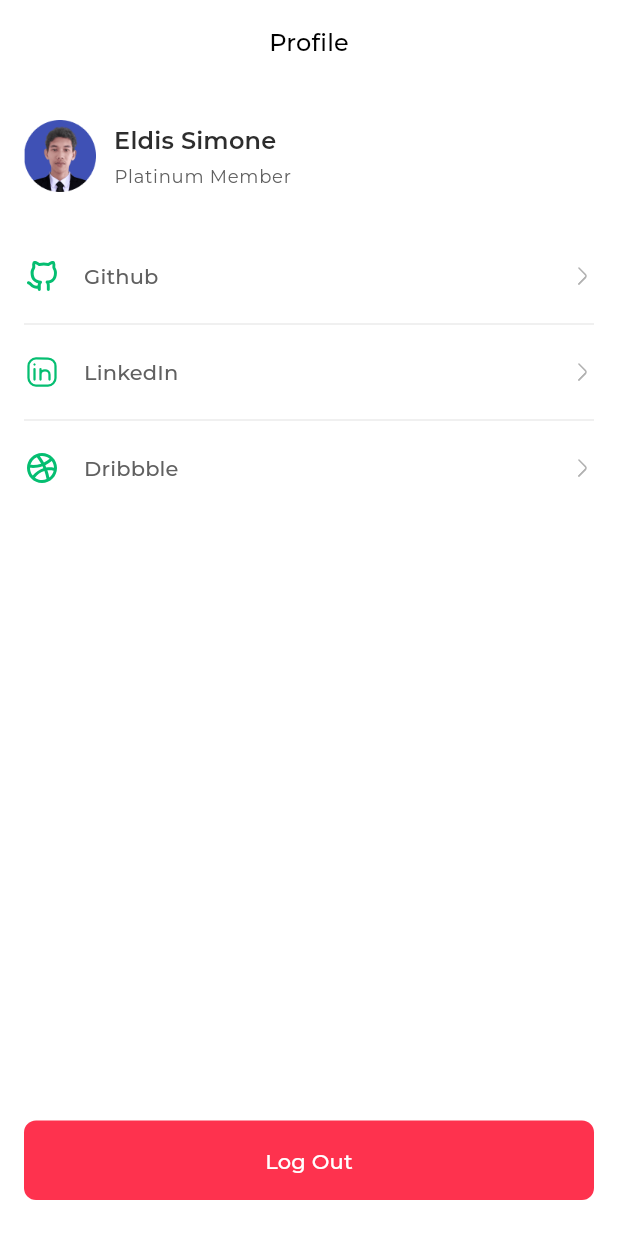
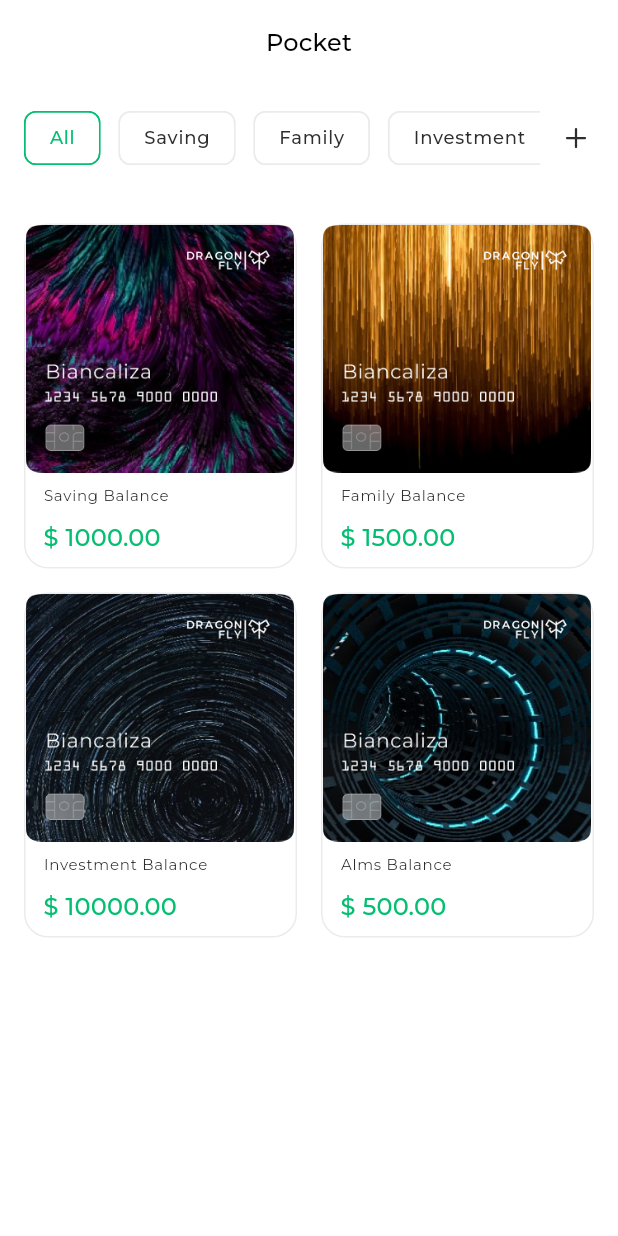
Before and after one commit to sayapakailinuxpak/dragonfly, a Flutter app: the screen it shows after launch, on a phone screen of 412 x 824 dp. Run offline on Flutter 3.47's test engine with Material 3 defaults, Android fonts, the phone set to English and light mode, and no system bars; our stand-ins replace flutter_svg; missing offline and left inert: dart:ffi.

Commit message:
create Pocket class

```diff
--- a/lib/data/my_pocket_model.dart
+++ b/lib/data/my_pocket_model.dart
@@ -15,17 +15,17 @@ class MyPocketModel {
       pocketTitle: "Saving Balance",
       remainingBalance: "\$ 1000.00"
     ),
-      MyPocketModel(
+    MyPocketModel(
       cardImageResource: "assets/images/pocket-credit-card-2-image.png",
       pocketTitle: "Family Balance",
       remainingBalance: "\$ 1500.00"
     ),
-      MyPocketModel(
+    MyPocketModel(
       cardImageResource: "assets/images/pocket-credit-card-3-image.png",
       pocketTitle: "Investment Balance",
       remainingBalance: "\$ 10000.00"
     ),
-      MyPocketModel(
+    MyPocketModel(
       cardImageResource: "assets/images/pocket-credit-card-4-image.png",
       pocketTitle: "Alms Balance",
       remainingBalance: "\$ 500.00"
--- a/lib/main.dart
+++ b/lib/main.dart
@@ -3,6 +3,7 @@ import 'package:dragonfly/screens/home.dart';
 import 'package:dragonfly/screens/notification_detail.dart';
 import 'package:dragonfly/screens/onboarding.dart';
 import 'package:dragonfly/screens/inbox.dart';
+import 'package:dragonfly/screens/pocket.dart';
 import 'package:dragonfly/screens/profile.dart';
 import 'package:flutter/material.dart';
 
@@ -25,13 +26,7 @@ class MyApp extends StatelessWidget {
         // the application has a purple toolbar. Then, without quitting the app,
         // try changing the seedColor in the colorScheme below to Colors.green
         // and then invoke "hot reload" (save your changes or press the "hot
-        // reload" button in a Flutter-supported IDE, or press "r" if you used
-        // the command line to start the app).
-        //
-        // Notice that the counter didn't reset back to zero; the application
-        // state is not lost during the reload. To reset the state, use hot
-        // restart instead.
-        //
+        // reload" buttoncontext
         // This works for code too, not just values: Most code changes can be
         // tested with just a hot reload.
         colorScheme: const ColorScheme.light(
@@ -104,7 +99,7 @@ class MyApp extends StatelessWidget {
         ),
         // useMaterial3: true,
       ),
-      home: Profile()
+      home: Pocket()
     );
   }
 }
--- /dev/null
+++ b/lib/screens/pocket.dart
@@ -0,0 +1,170 @@
+import 'package:dragonfly/data/my_pocket_model.dart';
+import 'package:flutter/material.dart';
+import 'package:flutter_svg/flutter_svg.dart';
+
+class Pocket extends StatelessWidget {
+  const Pocket({super.key});
+
+  @override
+  Widget build(BuildContext context) {
+    return Scaffold(
+      appBar: AppBar(
+        title: Text(
+          "Pocket",
+          style: Theme.of(context).textTheme.titleMedium?.apply(
+            fontWeightDelta: 1
+          ),
+        ),
+        centerTitle: true,
+      ),
+      body: const Column(
+        children: [
+          FilterSection(),
+          Expanded(child: BodySection())
+        ],
+      ),
+    );
+  }
+}
+
+class FilterSection extends StatefulWidget {
+
+
+  const FilterSection({super.key});
+
+  @override
+  State<FilterSection> createState() => _FilterSectionState();
+}
+
+class _FilterSectionState extends State<FilterSection> {
+
+  List<String> pocketCategories = [
+    "All", "Saving", "Family", "Investment", "PC Build"
+  ];
+
+  int? _selectedItemIndex = 0;
+
+  @override
+  Widget build(BuildContext context) {
+    return Padding(
+      padding: const EdgeInsets.symmetric(horizontal: 16.0, vertical:  12.0),
+      child: Row(
+        children: [
+          Expanded(
+            child: SingleChildScrollView(
+              scrollDirection: Axis.horizontal,
+              child: Wrap(
+                spacing: 12.0,
+                children: List.generate(
+                  pocketCategories.length, (index) {
+                    return ChoiceChip(
+                      label: Text(
+                        pocketCategories[index],
+                      ),
+                      color: MaterialStateProperty.resolveWith((states) {
+                        if (states.contains(MaterialState.focused)) {
+                          return Theme.of(context).colorScheme.primary;
+                        }
+                        return Theme.of(context).colorScheme.background;
+                      }),
+                      selected: _selectedItemIndex == index,
+                      onSelected: (selected) {
+                        setState(() {
+                          _selectedItemIndex = selected ? index : null;
+                        });
+                      },
+                      side: _selectedItemIndex != index ? const BorderSide(color: Color(0xFFEBEBEB)) : BorderSide(color: Theme.of(context).colorScheme.primary),
+                      backgroundColor: Theme.of(context).colorScheme.background,
+                      selectedColor: Theme.of(context).colorScheme.background,
+                      labelStyle: Theme.of(context).textTheme.labelMedium?.apply(
+                        color: _selectedItemIndex != index ? Theme.of(context).colorScheme.onBackground : Theme.of(context).colorScheme.primary,
+                      fontWeightDelta: 1
+                      ),
+                      showCheckmark: false,
+                    );
+                  }
+                )
+              ),
+            ),
+          ),
+          const SizedBox(width: 12.0),
+          InkWell(
+            child: SvgPicture.asset(
+              "assets/icons/plus-icon.svg",
+              colorFilter: ColorFilter.mode(Theme.of(context).colorScheme.onBackground, BlendMode.srcIn),
+            ),
+            onTap: () {
+
+            },
+          )
+        ],
+      ),
+    );
+  }
+}
+
+class BodySection extends StatelessWidget {
+  const BodySection({super.key});
+
+  @override
+  Widget build(BuildContext context) {
+    return GridView.builder(
+      scrollDirection: Axis.vertical,
+      gridDelegate: const SliverGridDelegateWithFixedCrossAxisCount(
+        crossAxisCount: 2,
+        crossAxisSpacing: 16.0,
+        mainAxisSpacing: 16.0,
+        mainAxisExtent: 230.0
+      ),
+      padding: const EdgeInsets.symmetric(horizontal: 16.0, vertical: 21.0),
+      shrinkWrap: true,
+      itemCount: MyPocketModel.myPocketItems.length,
+      itemBuilder:(context, index) {
+        return Container(
+          decoration: BoxDecoration(
+            border: Border.all(color: const Color(0xFFEBEBEB)),
+            borderRadius: BorderRadius.circular(16.0)
+          ),
+          child: InkWell(
+            child: Column(
+              crossAxisAlignment: CrossAxisAlignment.start,
+              children: [
+                Expanded(
+                  child: Image.asset(
+                    MyPocketModel.myPocketItems[index].cardImageResource,
+                  ),
+                ),
+                const SizedBox(height: 8.0),
+                Padding(
+                  padding: const EdgeInsets.only(left: 12.0),
+                  child: Text(
+                    MyPocketModel.myPocketItems[index].pocketTitle,
+                    style: Theme.of(context).textTheme.labelSmall?.apply(
+                      color: Theme.of(context).colorScheme.onBackground
+                    )
+                  ),
+                ),
+                const SizedBox(height: 8.0),
+                Padding(
+                  padding: const EdgeInsets.only(left: 12.0, bottom: 8.0),
+                  child: Text(
+                    MyPocketModel.myPocketItems[index].remainingBalance,
+                    style: Theme.of(context).textTheme.titleMedium?.apply(
+                      color: Theme.of(context).colorScheme.primary,
+                      fontWeightDelta: 1
+                    ),
+                  ),
+                )
+              ],
+            ),
+            onTap: () {
+
+            },
+          ),
+        );
+      },
+
+    );
+  }
+
+}
--- a/pubspec.yaml
+++ b/pubspec.yaml
@@ -85,6 +85,7 @@ flutter:
     - assets/icons/linkedin-icon.svg
     - assets/icons/dribbble-icon.svg
     - assets/icons/chevron-right-icon.svg
+    - assets/icons/plus-icon.svg
     - assets/images/credit-card-image-1.png
     - assets/images/credit-card-image-2.png
     - assets/images/credit-card-combo-image.png
```
Also changed, not shown: assets/icons/plus-icon.svg (added).
